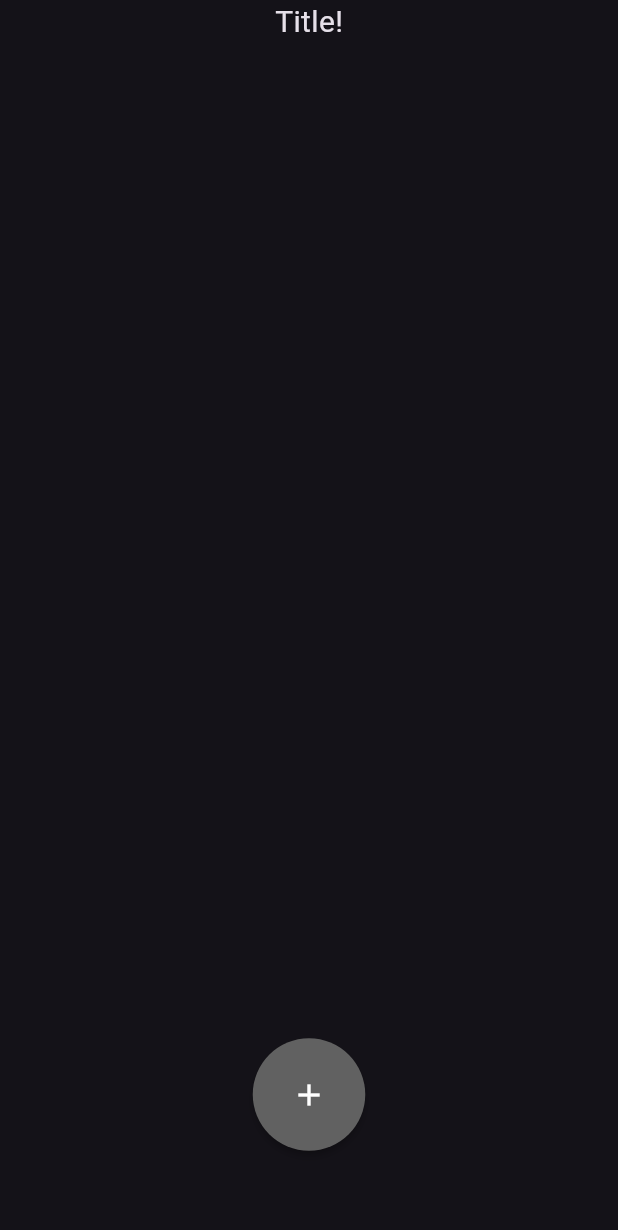
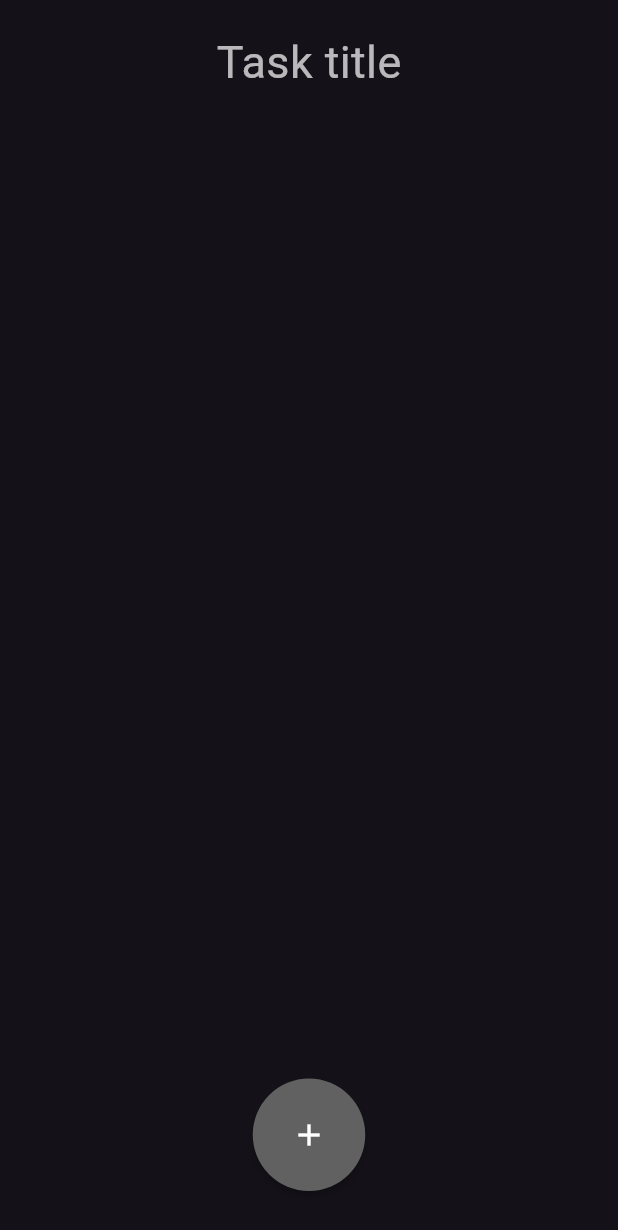
Before and after one commit to achivaq01/Task-Manager-Flutter, a Flutter app: the screen it shows after launch, on a phone screen of 412 x 824 dp. Shown: the top 1230 px of the screen. Run offline on Flutter 3.47's test engine with Material 3 defaults, Android fonts, the phone set to English and light mode, and no system bars; our stand-ins replace sidebarx; missing offline and left inert: window_manager.

Commit message:
ready for packaging

```diff
--- a/lib/classes/app_data.dart
+++ b/lib/classes/app_data.dart
@@ -9,6 +9,7 @@ class AppData with ChangeNotifier {
   Views _currentView = Views.home;
   ThemeData _currentTheme = ThemeData.dark();
   List<Task> tasks = [];
+  String title = "Task title";
 
 
   Views get views => _currentView;
--- a/lib/constants.dart
+++ b/lib/constants.dart
@@ -1,7 +1,7 @@
 const double minWindowHeight = 100;
 const double minWindowWidth = 100;
 
-const String appName = "app";
+const String appName = "Taskinator";
 
 const bool statusFinished = true;
 
--- a/lib/layouts/layout.dart
+++ b/lib/layouts/layout.dart
@@ -1,8 +1,7 @@
-import 'package:flutter/cupertino.dart';
 import 'package:flutter/material.dart';
 import 'package:provider/provider.dart';
 import 'package:sidebarx/sidebarx.dart';
-import 'package:untitled/widgets/header.dart';
+import 'package:untitled/widgets/editable_text_field.dart';
 import 'package:untitled/widgets/new_task_button.dart';
 import 'package:untitled/widgets/task_list.dart';
 
@@ -22,8 +21,8 @@ class LayoutState extends State<Layout> {
     final appData = Provider.of<AppData>(context);
     SidebarXController sidebarXController =
     SidebarXController(selectedIndex: 0);
-    double contextWidth = MediaQuery.sizeOf(context).width;
-    double contextHeight = MediaQuery.sizeOf(context).height;
+    double contextWidth = MediaQuery.of(context).size.width;
+    double contextHeight = MediaQuery.of(context).size.height;
 
     double taskListWidth = contextWidth;
     double taskListHeight = contextHeight * 0.8;
@@ -33,23 +32,25 @@ class LayoutState extends State<Layout> {
         return Scaffold(
           body: Column(
             children: [
-              const Header(title: "Title!", titleSize: 20),
+              Padding(padding: const EdgeInsets.all(20), child: EditableTextField(appData: appData, index: 0, isTitle: true,),),
               LinearProgressIndicator(
                 value: appData.tasks.isNotEmpty
                     ? appData.taskCompletionProgress()
                     : 0,
-                color: Colors.blue,
+                color: Colors.deepPurple,
                 backgroundColor: appData.theme.cardColor,
               ),
-              SizedBox(
+              Expanded(
+                child: SizedBox(
                   width: taskListWidth,
                   height: taskListHeight,
                   child: const TaskList(),
                 ),
-              const SizedBox(
+              ),
+              const Padding(padding: EdgeInsets.only(bottom: 30), child: SizedBox(
                   width: newTaskButtonDimensions,
                   height: newTaskButtonDimensions,
-                child: NewTaskButton(),
+                  child: NewTaskButton())
               )
             ],
           ),
--- a/lib/main.dart
+++ b/lib/main.dart
@@ -28,5 +28,6 @@ Future<void> main() async {
 
 void showWindow(_) async {
   windowManager.setMinimumSize(const Size(minWindowHeight, minWindowWidth));
+  await windowManager.setIcon("data/icon.png");
   await windowManager.setTitle(appName);
 }
--- a/lib/widgets/editable_text_field.dart
+++ b/lib/widgets/editable_text_field.dart
@@ -6,9 +6,10 @@ import '../classes/app_data.dart';
 class EditableTextField extends StatefulWidget {
   final AppData appData;
   final int index;
+  final bool isTitle; // New parameter
 
    const EditableTextField(
-      {super.key, required this.appData, required this.index});
+      {super.key, required this.appData, required this.index, required this.isTitle}); // super.key changed to key
 
   @override
   State<StatefulWidget> createState() => EditableTextFieldState();
@@ -26,20 +27,28 @@ class EditableTextFieldState extends State<EditableTextField> {
 
   @override
   void dispose() {
-    editingController ?? dispose();
+    editingController?.dispose(); // Corrected dispose method call
     super.dispose();
   }
 
   @override
   Widget build(BuildContext context) {
     final appData = Provider.of<AppData>(context);
+    final bool isTitle = widget.isTitle;
+
+    final String textToShow = isTitle ? appData.title : appData.tasks[widget.index].name; // Updated logic
 
     if (isEditingText) {
       return Center(
         child: TextField(
           onSubmitted: (newValue) {
             setState(() {
+              if (!isTitle) {
                 appData.tasks[widget.index].name = newValue;
+              } else {
+                appData.title = newValue;
+                appData.forceNotifyListeners();
+              }
               isEditingText = false;
             });
           },
@@ -48,19 +57,21 @@ class EditableTextFieldState extends State<EditableTextField> {
         ),
       );
     }
+
     return InkWell(
       onTap: () {
         setState(() {
-            editingController?.text = appData.tasks[widget.index].name;
+          editingController?.text = textToShow; // Using textToShow instead of appData.tasks[widget.index].name
           isEditingText = true;
         });
       },
       child: Text(
-          appData.tasks[widget.index].name,
+        textToShow,
         style: TextStyle(
           color: appData.theme.unselectedWidgetColor,
-            fontSize: 18.0,
+          fontSize: isTitle ? 30 : 18.0,
         ),
-        ));
+      ),
+    );
   }
 }
--- a/lib/widgets/task_list.dart
+++ b/lib/widgets/task_list.dart
@@ -21,6 +21,7 @@ class TaskListState extends State<TaskList> {
         buildDefaultDragHandles: false,
         itemBuilder: (context, index) => TaskTile(
             key: Key('$index'), task: appData.tasks[index], index: index),
+
         itemCount: appData.tasks.length,
         shrinkWrap: true,
         onReorder: (int oldIndex, int newIndex) {
--- a/pubspec.yaml
+++ b/pubspec.yaml
@@ -38,6 +38,7 @@ dependencies:
   provider: ^6.1.2
   window_manager: ^0.3.8
   sidebarx: ^0.16.3
+  flutter_to_debian: ^2.0.2
 
 dev_dependencies:
   flutter_test:
```
Also changed, not shown: debian/debian.yaml (added, +14 -0 lines), lib/widgets/task_tile.dart (+14 -14 lines), debian/gui/taskinator.png (added), lib/data/icon.png (added), pubspec.lock, 174 other files. Lines whose indentation alone changed are shown as unchanged.
